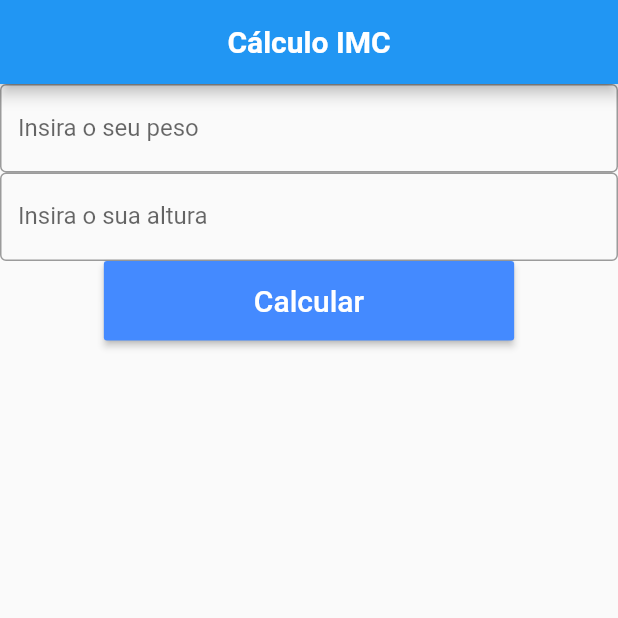
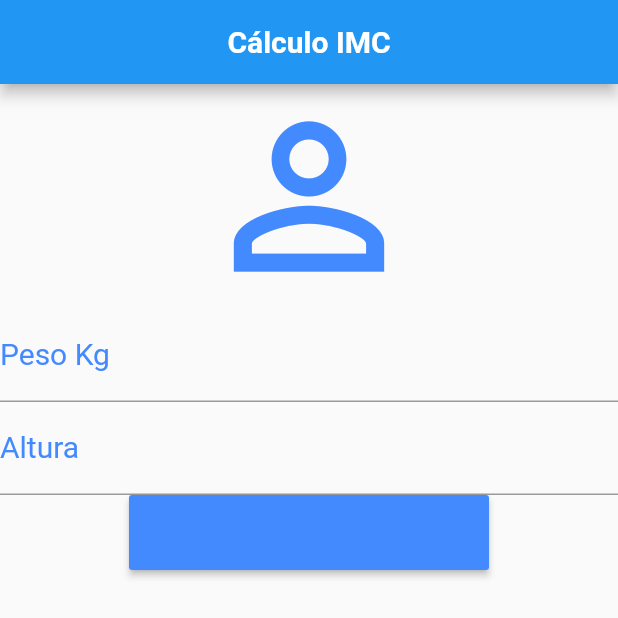
Before and after one commit to CarlosOliveiraa/firstProject, a Flutter app: the screen it shows after launch, on a phone screen of 412 x 824 dp, the top half of it. Run offline on Flutter 3.47's test engine with Material 2 defaults, Android fonts, the phone set to English and light mode, and no system bars.

Commit message:
TextField

```diff
--- a/lib/home_screen.dart
+++ b/lib/home_screen.dart
@@ -1,4 +1,5 @@
 import 'package:flutter/material.dart';
+import 'package:primeiro_projeto/classes/imc_class.dart';
 
 class HomeScreen extends StatefulWidget {
   const HomeScreen({ Key? key }) : super(key: key);
@@ -24,6 +25,9 @@ class _HomeScreenState extends State<HomeScreen> {
 
   @override
   Widget build(BuildContext context) {
+
+    Imc imc = Imc();
+
     return Scaffold(
       appBar: AppBar(
         centerTitle: true,
@@ -35,39 +39,40 @@ class _HomeScreenState extends State<HomeScreen> {
           ),
         ),
       ),
-      body: Center(
-        child: Align(
-          alignment: Alignment.center,
-          child: Column(
+      body: Column(
+        // ignore: prefer_const_literals_to_create_immutables
         children: [
+          // ignore: prefer_const_constructors
+          Icon(
+            Icons.person_outline,
+            size: 150,
+            color: Colors.blueAccent,
+          ),
           const TextField(
+            keyboardType: TextInputType.number,
             decoration: InputDecoration(
-              labelText: "Insira o seu peso",
-              border: OutlineInputBorder()
+              labelText: "Peso Kg",
+              labelStyle: TextStyle(color: Colors.blueAccent,
+              fontSize: 20),
             ),
           ),
           const TextField(
+            keyboardType: TextInputType.number,
             decoration: InputDecoration(
-              labelText: "Insira o sua altura",
-              border: OutlineInputBorder()
+              labelText: "Altura",
+              labelStyle: TextStyle(color: Colors.blueAccent,
+              fontSize: 20),
             ),
           ),
           // ignore: deprecated_member_use
           RaisedButton(
-            padding: const EdgeInsets.symmetric(horizontal: 100, vertical: 15),
+            padding: const EdgeInsets.symmetric(horizontal: 120, vertical: 25),
             color: Colors.blueAccent,
-            child: const Text(
-              "Calcular",
-              style: TextStyle(
-                fontSize: 20,
-                color: Colors.white
-              ),
-            ),
-            onPressed: (){},
-          )
+            onPressed: (){
+
+            }
+            )
         ],
-        ),
-        )
       ),
     );
   }
```
